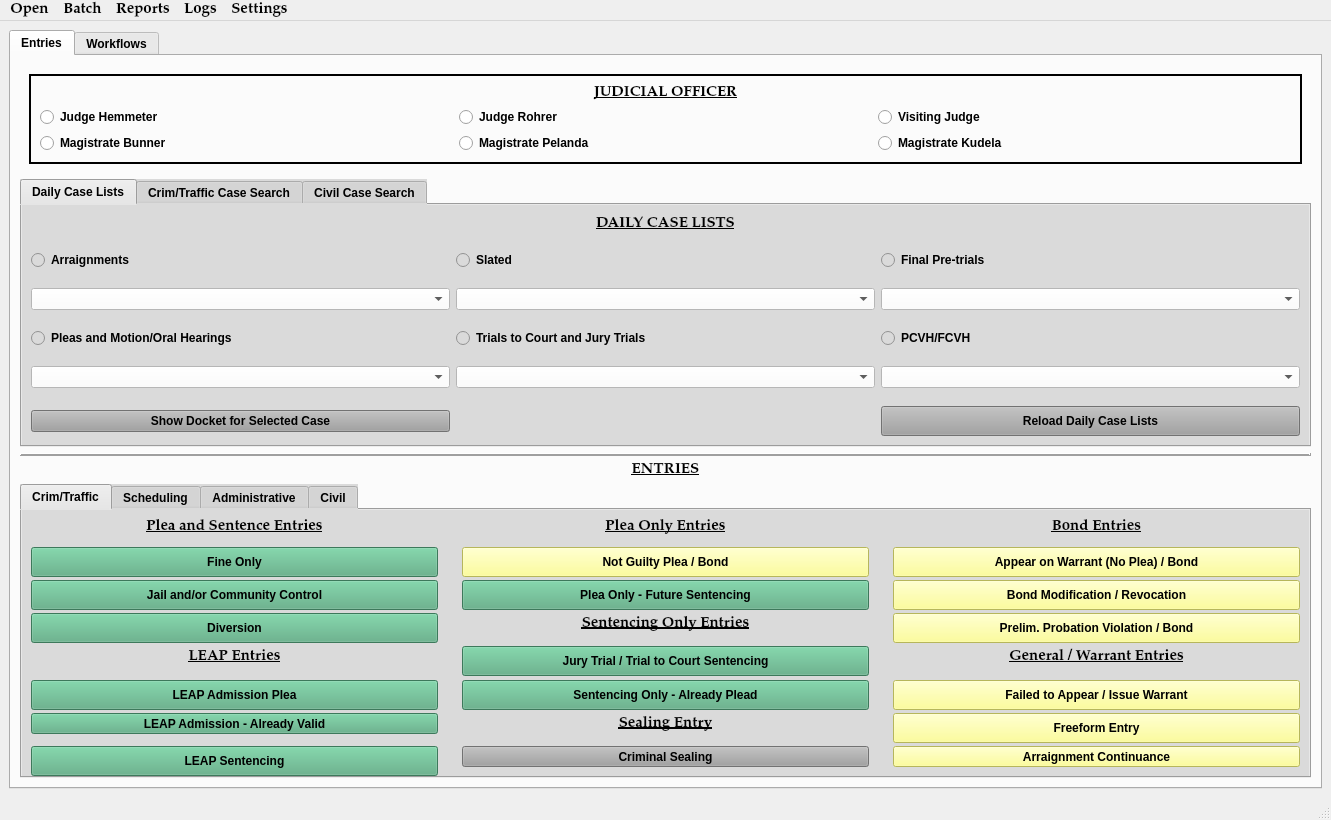
First picture: the form in munientry/views/ui/MainWindow.ui, repository HunterProgram22/MuniEntry, before the edit.
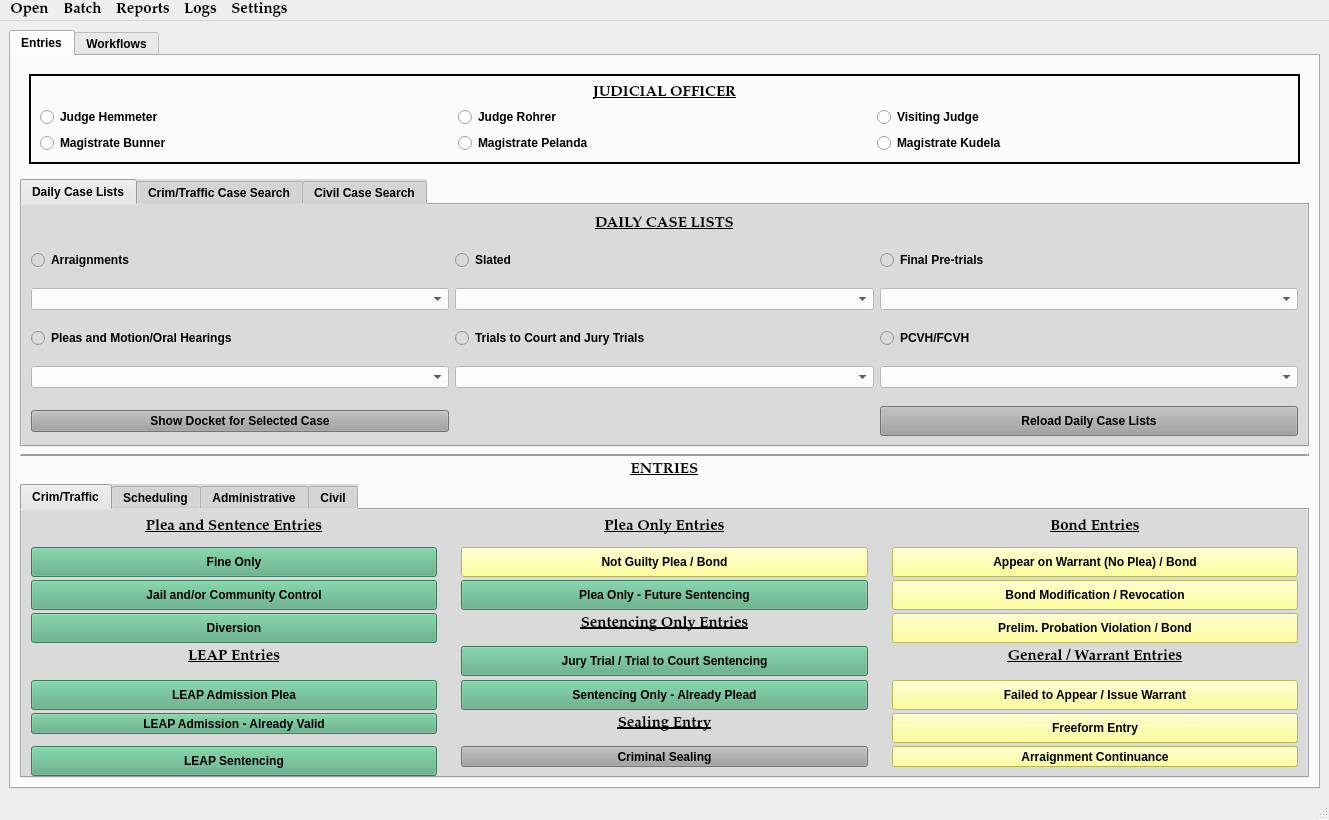
Second picture: the form after the edit. The open tabs and pages were chosen to show the change. Custom widgets are drawn as their Qt base class.

Commit message: Updated buttons on Admin Workflow Dialog.

What changed in the file:
```diff
--- a/munientry/views/ui/MainWindow.ui
+++ b/munientry/views/ui/MainWindow.ui
@@ -6,7 +6,7 @@
    <rect>
     <x>0</x>
     <y>0</y>
-    <width>1331</width>
+    <width>1329</width>
     <height>820</height>
    </rect>
   </property>
@@ -1870,7 +1870,7 @@
     <rect>
      <x>0</x>
      <y>0</y>
-     <width>1331</width>
+     <width>1329</width>
      <height>27</height>
     </rect>
    </property>
```
Left out of the diff: 2 changed lines with no effect on the pictures. The commit also changes 3 other files.
